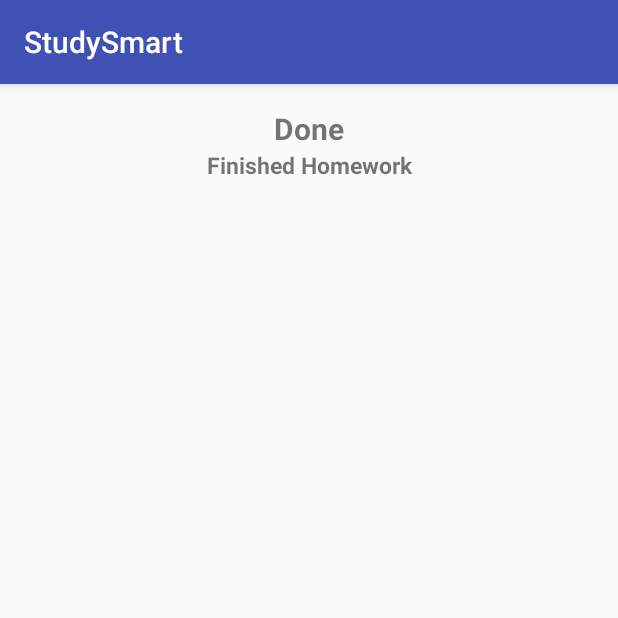
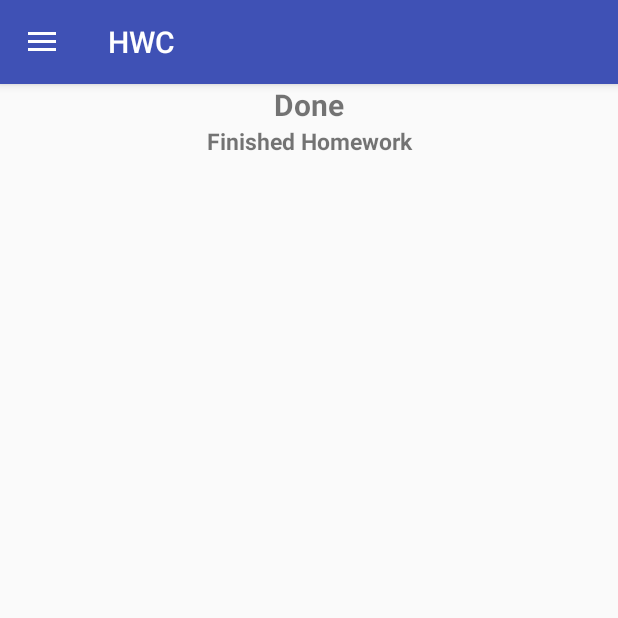
Before and after one commit to DanielBordig/StudySmartFragmentApp, an Android app: the fragment HWC_frag placed in its activity, after a tap on "Done", on a phone screen of 412 x 824 dp, the top half of it. Run offline under Robolectric (Android 15) with nearby library versions, the phone set to English and light mode, and no system bars; libraries missing offline, so code that uses them is left out: com.firebase.client; 1 statement that could not run was skipped.

Commit message:
Menu virker, hurra!

```diff
--- /dev/null
+++ b/app/src/main/java/com/example/danielbordig/studyssmartfragment/DrawerIF.java
@@ -0,0 +1,8 @@
+package com.example.danielbordig.studyssmartfragment;
+
+/**
+ * Created by Zohra on 13/01/2016.
+ */
+public interface DrawerIF {
+    void setDrawer();
+}
--- a/app/src/main/java/com/example/danielbordig/studyssmartfragment/Groups_Fragment.java
+++ b/app/src/main/java/com/example/danielbordig/studyssmartfragment/Groups_Fragment.java
@@ -17,6 +17,7 @@ public class Groups_Fragment extends Fragment  implements AdapterView.OnItemSele
     private static final String ARG_PARAM2 = "param2";
     private String mParam1;
     private String mParam2;
+    Singleton sg;
 
 
 
@@ -50,14 +51,16 @@ public class Groups_Fragment extends Fragment  implements AdapterView.OnItemSele
             mParam1 = getArguments().getString(ARG_PARAM1);
             mParam2 = getArguments().getString(ARG_PARAM2);
         }
+        sg = Singleton.st;
+        sg.visDrawer = true;
     }
 //    int[] pic1 = new int[R.mipmap.create];
 //    int[] pic2 = new int[R.mipmap.delete];
 
     int[] logopic = new int[]{
            // R.mipmap.groupicon,
-            R.mipmap.create,
-            R.mipmap.delete,
+            R.mipmap.bmp,
+            R.mipmap.ns,
             R.mipmap.fin,
             R.mipmap.ds,
             R.mipmap.mo
--- a/app/src/main/java/com/example/danielbordig/studyssmartfragment/HWC_frag.java
+++ b/app/src/main/java/com/example/danielbordig/studyssmartfragment/HWC_frag.java
@@ -27,6 +27,7 @@ public class HWC_frag extends Fragment implements AdapterView.OnItemClickListene
     private String mParam1;
     private String mParam2;
 
+    Singleton st;
     ListView homeworkCalendarList;
     TextView headerHWC;
     Button weekBut, allHomeworkBut, donedone, later;
@@ -44,6 +45,7 @@ public class HWC_frag extends Fragment implements AdapterView.OnItemClickListene
         // Required empty public constructor
     }
 
+
     @Override
     public void onCreate(Bundle savedInstanceState) {
         super.onCreate(savedInstanceState);
@@ -51,6 +53,10 @@ public class HWC_frag extends Fragment implements AdapterView.OnItemClickListene
             mParam1 = getArguments().getString(ARG_PARAM1);
             mParam2 = getArguments().getString(ARG_PARAM2);
         }
+        st = Singleton.st;
+        st.visDrawer = true;
+        st.startDrawer();
+
     }
 
     @Override
--- /dev/null
+++ b/app/src/main/java/com/example/danielbordig/studyssmartfragment/ItemSlideMenu.java
@@ -0,0 +1,28 @@
+package com.example.danielbordig.studyssmartfragment;
+
+public class ItemSlideMenu {
+
+    private int imgId;
+    private String title;
+
+    public ItemSlideMenu(int imgId, String title) {
+        this.imgId = imgId;
+        this.title = title;
+    }
+
+    public int getImgId() {
+        return imgId;
+    }
+
+    public void setImgId(int imgId) {
+        this.imgId = imgId;
+    }
+
+    public String getTitle() {
+        return title;
+    }
+
+    public void setTitle(String title) {
+        this.title = title;
+    }
+}
--- a/app/src/main/java/com/example/danielbordig/studyssmartfragment/Login_frag.java
+++ b/app/src/main/java/com/example/danielbordig/studyssmartfragment/Login_frag.java
@@ -32,7 +32,7 @@ public class Login_frag extends Fragment implements View.OnClickListener {
     Fragment fragment_hwc = new HWC_frag();
     Fragment fragment_welcome = new Welcome_frag();
 
-    Fragment Grouptxt_frg = new Group_txt_frag();
+    Fragment fragment_groups = new HWC_frag();//Groups_Fragment();
 
     public Login_frag() {
         // Required empty public constructor
@@ -81,7 +81,7 @@ public class Login_frag extends Fragment implements View.OnClickListener {
 
     @Override
     public void onClick(View v) {
-        System.out.println("onklick blev kaldt");
+
         final String nameString = name.getText().toString().trim();
         final String passwordString = password.getText().toString().trim();
         String login = "";
@@ -90,7 +90,6 @@ public class Login_frag extends Fragment implements View.OnClickListener {
         LoginFirebase.addValueEventListener(new ValueEventListener() {
             @Override
             public void onDataChange(DataSnapshot snapshot) {
-                System.out.println("ondatachanged blev kaldt");
                 if(nameString.isEmpty() || passwordString.isEmpty()){
                     Toast.makeText(getActivity(), "Fill out all fields", Toast.LENGTH_LONG).show();
                 }
@@ -101,8 +100,7 @@ public class Login_frag extends Fragment implements View.OnClickListener {
                     Toast.makeText(getActivity(), "Wrong Password", Toast.LENGTH_LONG).show();
                 }
                 else if(snapshot.child("Userid/" + nameString + "/Active").getValue().equals("Yes") && snapshot.child("Password/" + nameString + "/Kodeord").getValue().equals(passwordString)) {
-                    System.out.println("Starter groups fragment");
-                    getFragmentManager().beginTransaction().replace(R.id.mainFrame, Grouptxt_frg).commit();
+                        getFragmentManager().beginTransaction().replace(R.id.mainFrame, fragment_groups).commit();
                     // her skifteer til fargmen_WHATEVER you want to run
                     } else {
                         Toast.makeText(getActivity(), "Username and/or Password is wrong", Toast.LENGTH_LONG).show();
--- a/app/src/main/java/com/example/danielbordig/studyssmartfragment/MainActivity.java
+++ b/app/src/main/java/com/example/danielbordig/studyssmartfragment/MainActivity.java
@@ -1,10 +1,30 @@
 package com.example.danielbordig.studyssmartfragment;
 
 import android.app.Fragment;
+import android.app.FragmentManager;
+import android.app.FragmentTransaction;
+import android.support.v4.widget.DrawerLayout;
+import android.support.v7.app.ActionBarDrawerToggle;
 import android.support.v7.app.AppCompatActivity;
 import android.os.Bundle;
+import android.view.Menu;
+import android.view.MenuItem;
+import android.view.View;
+import android.widget.*;
+import android.widget.ListView;
 
-public class MainActivity extends AppCompatActivity {
+import java.util.ArrayList;
+import java.util.List;
+
+public class MainActivity extends AppCompatActivity implements DrawerIF{
+
+    private List<ItemSlideMenu> listSliding;
+    private SlidingMenuAdapter adapter;
+    private android.widget.ListView listViewSliding;
+    private DrawerLayout drawerLayout;
+    private ActionBarDrawerToggle actionBarDrawerToggle;
+    Singleton st;
+
 
     Fragment fragment_main = new Main_frag();
 
@@ -12,8 +32,119 @@ public class MainActivity extends AppCompatActivity {
     protected void onCreate(Bundle savedInstanceState) {
         super.onCreate(savedInstanceState);
         setContentView(R.layout.activity_main);
-
         setTitle("StudySmart");
         getFragmentManager().beginTransaction().add(R.id.mainFrame, fragment_main).commit();
+        st = Singleton.st;
+        st.drawer = this;
+
+
+    }
+    @Override
+    public void setDrawer () {
+
+        //We're initiating the components here
+        listViewSliding = (ListView) findViewById(R.id.lv_sliding_menu);
+        drawerLayout = (DrawerLayout) findViewById(R.id.drawer_layout);
+        listSliding = new ArrayList<>();
+        //Each item are being added to the slidinglist
+        listSliding.add(new ItemSlideMenu(R.drawable.ic_action_hwc, "HWC"));
+        listSliding.add(new ItemSlideMenu(R.drawable.ic_action_sgm, "SGM"));
+        listSliding.add(new ItemSlideMenu(R.drawable.ic_action_done, "Done"));
+        listSliding.add(new ItemSlideMenu(R.drawable.ic_action_rl, "ReadLater"));
+        adapter = new SlidingMenuAdapter(this, listSliding);
+        listViewSliding.setAdapter(adapter);
+        getSupportActionBar().setDisplayHomeAsUpEnabled(true);
+
+        //Display icon to open/ close sliding list
+       // if (st.visDrawer) getSupportActionBar().setDisplayHomeAsUpEnabled(true);
+        //this sets the title
+        setTitle(listSliding.get(0).getTitle());
+        //the item selected
+        listViewSliding.setItemChecked(0, true);
+        //Close menu
+        drawerLayout.closeDrawer(listViewSliding);
+
+        //Handling on item click
+
+        listViewSliding.setOnItemClickListener(new AdapterView.OnItemClickListener() {
+            @Override
+            public void onItemClick(AdapterView<?> parent, View view, int position, long id) {
+                //Set title
+                setTitle(listSliding.get(position).getTitle());
+                //item selected
+                listViewSliding.setItemChecked(position, true);
+                //Replace fragment
+                replaceFragment(position);
+                //Close menu
+                drawerLayout.closeDrawer(listViewSliding);
+            }
+        });
+
+        actionBarDrawerToggle = new ActionBarDrawerToggle(this, drawerLayout, R.string.drawer_opened, R.string.drawer_closed) {
+
+            @Override
+            public void onDrawerOpened(View drawerView) {
+                super.onDrawerOpened(drawerView);
+
+                invalidateOptionsMenu();
+                actionBarDrawerToggle.syncState();
+            }
+
+            @Override
+            public void onDrawerClosed(View drawerView) {
+                super.onDrawerClosed(drawerView);
+                actionBarDrawerToggle.syncState();
+                invalidateOptionsMenu();
+
+            }
+        };
+
+        drawerLayout.setDrawerListener(actionBarDrawerToggle);
+        actionBarDrawerToggle.syncState();
+    }
+
+    @Override
+    public boolean onOptionsItemSelected(MenuItem item) {
+
+        if(actionBarDrawerToggle.onOptionsItemSelected(item)) {
+            return true;
+        }
+        return super.onOptionsItemSelected(item);
+    }
+
+    @Override
+    protected void onPostCreate(Bundle savedInstanceState) {
+        super.onPostCreate(savedInstanceState);
+        if (st.visDrawer) actionBarDrawerToggle.syncState();
+    }
+
+
+    //Create method replace fragment
+
+    private void replaceFragment(int pos) {
+        System.out.println("Replacefragment kaldt");
+        Fragment fragment = null;
+        switch (pos) {
+            case 0:
+                fragment = new HWC_frag();
+                break;
+            case 1:
+                fragment = new Groups_Fragment(); // this will make the app crash because, Gezienna is not finished yet with the Groups activity
+                break;
+            case 2:
+               fragment = new Done_frag();
+                break;
+            case 3:
+                fragment = new ReadLater_frag();
+                break;
+        }
+
+        if(null!=fragment) {
+            FragmentManager fragmentManager = getFragmentManager();
+            FragmentTransaction transaction = fragmentManager.beginTransaction();
+            transaction.replace(R.id.mainFrame, fragment);
+            transaction.addToBackStack(null);
+            transaction.commit();
+        }
     }
 }
--- a/app/src/main/java/com/example/danielbordig/studyssmartfragment/Main_frag.java
+++ b/app/src/main/java/com/example/danielbordig/studyssmartfragment/Main_frag.java
@@ -42,19 +42,25 @@ public class Main_frag extends Fragment implements View.OnClickListener{
         header = (TextView) root.findViewById(R.id.headerMain);
 
         logoDTU.setOnClickListener(this);
+
+        System.out.println();
         logoCBS.setOnClickListener(this);
-
+        System.out.println(logoCBS.getId());
         return root;
     }
 
+
+
     @Override
     public void onClick(View v) {
+        System.out.println("Onclick for vælg universitet");
+
         if(v==logoDTU){
             getFragmentManager().beginTransaction().replace(R.id.mainFrame, fragment_login).commit();
         }
         if(v==logoCBS){
             getFragmentManager().beginTransaction().replace(R.id.mainFrame, fragment_login).commit();
         }
+
     }
-
 }
--- a/app/src/main/java/com/example/danielbordig/studyssmartfragment/Singleton.java
+++ b/app/src/main/java/com/example/danielbordig/studyssmartfragment/Singleton.java
@@ -11,7 +11,8 @@ import java.util.ArrayList;
  * Created by Nicklas Jensen on 08-01-2016.
  */
 public class Singleton extends Application{
-
+    public boolean visDrawer =false;
+    DrawerIF drawer;
     public static Singleton st;
     //I aktivitet/frag Singleton st = Singleton.st;
 
@@ -41,7 +42,9 @@ public class Singleton extends Application{
 
 
        // public ArrayList getlist() {return ;}
-
+ void startDrawer(){
+    drawer.setDrawer();
+}
 
 
 
--- /dev/null
+++ b/app/src/main/java/com/example/danielbordig/studyssmartfragment/SlidingMenuAdapter.java
@@ -0,0 +1,53 @@
+package com.example.danielbordig.studyssmartfragment;
+
+import android.content.Context;
+import android.view.View;
+import android.view.ViewGroup;
+import android.widget.BaseAdapter;
+import android.widget.ImageView;
+import android.widget.TextView;
+
+import com.example.danielbordig.studyssmartfragment.ItemSlideMenu;
+
+import java.util.List;
+
+
+public class SlidingMenuAdapter extends BaseAdapter {
+
+    private Context context;
+    private List<ItemSlideMenu> lstItem;
+
+    public SlidingMenuAdapter(Context context, List<ItemSlideMenu> lstItem) {
+        this.context = context;
+        this.lstItem = lstItem;
+    }
+
+    @Override
+    public int getCount() {
+        return lstItem.size();
+    }
+
+    @Override
+    public Object getItem(int position) {
+        return lstItem.get(position);
+    }
+
+    @Override
+    public long getItemId(int position) {
+        return position;
+    }
+
+    @Override
+    public View getView(int position, View convertView, ViewGroup parent) {
+
+        View v = View.inflate(context, R.layout.item_sliding_menu, null);
+        ImageView img = (ImageView)v.findViewById(R.id.item_img);
+        TextView tv = (TextView)v.findViewById(R.id.item_title);
+
+        ItemSlideMenu item = lstItem.get(position);
+        img.setImageResource(item.getImgId());
+        tv.setText(item.getTitle());
+
+        return v;
+    }
+}
--- /dev/null
+++ b/app/src/main/res/drawable/list_item_notselected.xml
@@ -0,0 +1,4 @@
+<?xml version="1.0" encoding="utf-8"?>
+<shape xmlns:android="http://schemas.android.com/apk/res/android">
+    <solid android:color="#FFFFFF" />
+</shape>
--- /dev/null
+++ b/app/src/main/res/drawable/list_item_selected.xml
@@ -0,0 +1,6 @@
+<?xml version="1.0" encoding="utf-8"?>
+<shape xmlns:android="http://schemas.android.com/apk/res/android">
+
+    <solid android:color="#457dd7" />
+
+</shape>
--- a/app/src/main/res/layout/activity_main.xml
+++ b/app/src/main/res/layout/activity_main.xml
@@ -1,13 +1,21 @@
 <?xml version="1.0" encoding="utf-8"?>
-<RelativeLayout xmlns:android="http://schemas.android.com/apk/res/android"
-    xmlns:tools="http://schemas.android.com/tools" android:layout_width="match_parent"
-    android:layout_height="match_parent" android:paddingLeft="@dimen/activity_horizontal_margin"
-    android:paddingRight="@dimen/activity_horizontal_margin"
-    android:paddingTop="@dimen/activity_vertical_margin"
-    android:paddingBottom="@dimen/activity_vertical_margin" tools:context=".MainActivity">
+
+    <android.support.v4.widget.DrawerLayout xmlns:android="http://schemas.android.com/apk/res/android"
+        android:layout_width="match_parent"
+        android:layout_height="match_parent"
+        android:id="@+id/drawer_layout"
+        android:orientation="vertical">
 
     <FrameLayout
         android:layout_width="match_parent"
         android:layout_height="match_parent"
         android:id="@+id/mainFrame" />
-</RelativeLayout>
+
+        <ListView
+            android:layout_width="200dp"
+            android:layout_height="match_parent"
+            android:id="@+id/lv_sliding_menu"
+            android:background="#FFFFFF"
+            android:choiceMode="singleChoice"
+            android:layout_gravity="start"></ListView>
+    </android.support.v4.widget.DrawerLayout>
--- a/app/src/main/res/values/strings.xml
+++ b/app/src/main/res/values/strings.xml
@@ -1,6 +1,9 @@
 <resources>
-    <string name="app_name">StudysSmartFragment</string>
+    <string name="app_name">StudySmartFragment</string>
 
 <!-- TODO: Remove or change this placeholder text -->
     <string name="hello_blank_fragment">Hello blank fragment</string>
+
+    <string name="drawer_opened">Opened</string>
+    <string name="drawer_closed">Closed</string>
 </resources>
```
Also changed, not shown: app/src/main/res/drawable/list_item_style.xml (added, +7 -0 lines), app/src/main/res/layout/item_sliding_menu.xml (added, +16 -0 lines), app/src/main/res/drawable/ic_action_done.jpg (added), app/src/main/res/drawable/ic_action_hwc.png (added), app/src/main/res/drawable/ic_action_rl.png (added), app/src/main/res/drawable/ic_action_sgm.jpg (added).
